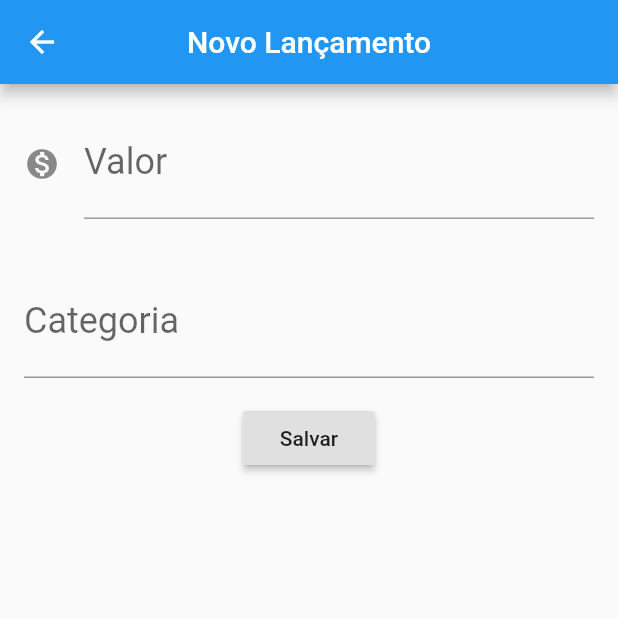
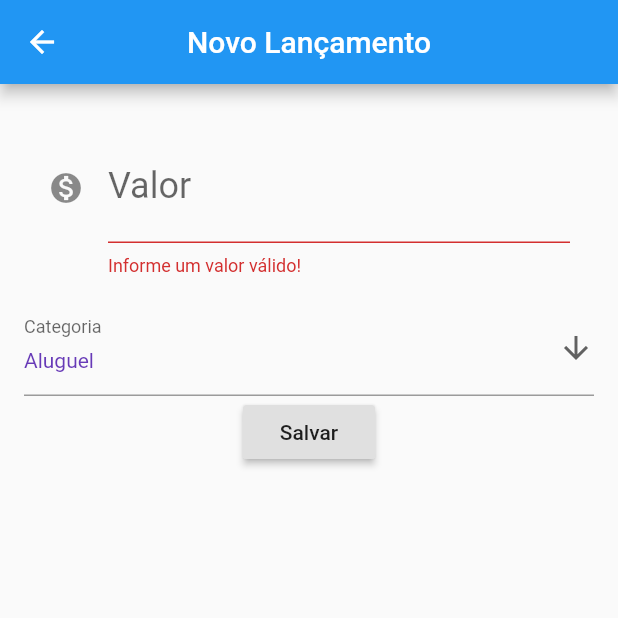
Before and after one commit to JamisonVeraCruz/toliso, a Flutter app: the FormularioLancamento screen opened directly, on a phone screen of 412 x 824 dp, the top half of it. Run offline on Flutter 3.47's test engine with Material 2 defaults, Android fonts, the phone set to English and light mode, and no system bars.

```diff
--- a/lib/componentes/editor.dart
+++ b/lib/componentes/editor.dart
@@ -1,4 +1,5 @@
 import 'package:flutter/material.dart';
+import 'package:toliso/models/lancamento.dart';
 
 class Editor extends StatelessWidget {
   final TextEditingController controlador;
@@ -6,15 +7,16 @@ class Editor extends StatelessWidget {
   final String dica;
   final IconData icone;
   final TextInputType tipoTeclado;
+  final Function validador;
 
   Editor(
-      {this.controlador, this.rotulo, this.dica, this.icone, this.tipoTeclado});
+      {this.controlador, this.rotulo, this.dica, this.icone, this.tipoTeclado, this.validador});
 
   @override
   Widget build(BuildContext context) {
     return Padding(
       padding: EdgeInsets.all(16.0),
-      child: TextField(
+      child: TextFormField(
         controller: controlador,
         style: TextStyle(fontSize: 24.0),
         decoration: InputDecoration(
@@ -22,6 +24,7 @@ class Editor extends StatelessWidget {
             labelText: rotulo,
             hintText: dica),
         keyboardType: tipoTeclado ?? TextInputType.text,
+        validator: validador,
       ),
     );
   }
--- /dev/null
+++ b/lib/componentes/seletor.dart
@@ -0,0 +1,41 @@
+import 'package:flutter/material.dart';
+
+class Seletor extends StatefulWidget{
+  String controlador;
+  final List<String> lista;
+  final String rotulo;
+  final String dica;
+  final Function validador;
+
+  Seletor({this.lista, this.rotulo, this.dica, this.validador, this.controlador});
+
+  @override
+  _SeletorState createState() => _SeletorState();
+}
+
+class _SeletorState extends State<Seletor> {
+  @override
+  Widget build(BuildContext context) {
+    return DropdownButtonFormField<String>(
+      value: widget.controlador,
+      icon: Icon(Icons.arrow_downward),
+      iconSize: 24,
+      elevation: 16,
+      style: TextStyle(color: Colors.deepPurple),
+      decoration:
+      InputDecoration(hintText: widget.dica, labelText: widget.rotulo),
+      validator: widget.validador,
+      onChanged: (String newValue) {
+        setState(() {
+          widget.controlador = newValue;
+        });
+      },
+      items: widget.lista.map<DropdownMenuItem<String>>((String value) {
+        return DropdownMenuItem<String>(
+          value: value,
+          child: Text(value),
+        );
+      }).toList(),
+    );
+  }
+}
--- a/lib/screens/lancamento/formulario.dart
+++ b/lib/screens/lancamento/formulario.dart
@@ -1,6 +1,8 @@
 import 'package:flutter/material.dart';
 import 'package:toliso/componentes/editor.dart';
+import 'package:toliso/componentes/seletor.dart';
 import 'package:toliso/models/lancamento.dart';
+import 'package:toliso/screens/lancamento/validacoes.dart';
 
 const _tituloAppBar = 'Novo Lançamento';
 
@@ -10,16 +12,22 @@ const _dicaCampoValor = '0.00';
 const _rotuloCampoCategoria = 'Categoria';
 const _dicaCampoCategoria = 'Exemplo: Transporte';
 
+const List<String> _listaCategorias = ['Aluguel', 'Alimentação', 'Transporte'];
+
 const _rotuloBotaoSalvar = 'Salvar';
 
 class FormularioLancamento extends StatefulWidget {
+
   @override
   _FormularioLancamentoState createState() => _FormularioLancamentoState();
 }
 
 class _FormularioLancamentoState extends State<FormularioLancamento> {
   final TextEditingController _controladorCampoValor = TextEditingController();
-  final TextEditingController _controladorCampoCategoria = TextEditingController();
+  //final TextEditingController _controladorCampoCategoria = TextEditingController();
+  String _controladorListaCategoria =  _listaCategorias[0];
+
+  final _formKey = GlobalKey<FormState>();
 
   @override
   Widget build(BuildContext context) {
@@ -29,7 +37,12 @@ class _FormularioLancamentoState extends State<FormularioLancamento> {
         title: Text(_tituloAppBar),
         centerTitle: true,
       ),
-      body: Column(
+      body: Form(
+        key: _formKey,
+        autovalidate: true,
+        child: SingleChildScrollView(
+          padding: EdgeInsets.all(16.00),
+          child: Column(
             children: <Widget>[
               Editor(
                 controlador: _controladorCampoValor,
@@ -37,26 +50,40 @@ class _FormularioLancamentoState extends State<FormularioLancamento> {
                 dica: _dicaCampoValor,
                 icone: Icons.monetization_on,
                 tipoTeclado: TextInputType.number,
+                validador: ValidaLancamento.valor,
               ),
-          Editor(
-            controlador: _controladorCampoCategoria,
+              //Editor(
+                //controlador: _controladorCampoCategoria,
+                //rotulo: _rotuloCampoCategoria,
+                //dica: _dicaCampoCategoria,
+                //validador: ValidaLancamento.categoria,
+              //),
+              Seletor(
+                controlador: _controladorListaCategoria,
+                lista: _listaCategorias,
+                dica: _dicaCampoCategoria,
                 rotulo: _rotuloCampoCategoria,
-            dica: _dicaCampoCategoria,
+                validador: ValidaLancamento.categoria,
               ),
               RaisedButton(
                 child: Text(_rotuloBotaoSalvar),
                 onPressed: () {
+                  if (_formKey.currentState.validate()){
                     _criarLancamento(context);
+                  }
                 },
               )
             ],
           ),
+        ),
+      )
     );
   }
 
   void _criarLancamento(BuildContext context) {
     final double valor = double.tryParse(_controladorCampoValor.text);
-    final String categoria = _controladorCampoCategoria.text;
+    //final String categoria = _controladorCampoCategoria.text;
+    final String categoria = _controladorListaCategoria;
     final Lancamento lancamento = new Lancamento(valor, categoria);
     if (valor != null && categoria.isNotEmpty) {
       Navigator.pop(context, lancamento);
--- /dev/null
+++ b/lib/screens/lancamento/validacoes.dart
@@ -0,0 +1,18 @@
+class ValidaLancamento{
+  static String categoria(String value){
+    if (value.length < 3) {
+      return 'A categoria deve ter mais de dois caracteres';
+    }
+    else{
+      return null;
+      }
+    }
+  static String valor(String value){
+    if (double.tryParse(value) == null || double.tryParse(value) == 0) {
+      return 'Informe um valor válido!';
+    }
+    else {
+      return null;
+    }
+  }
+}
--- a/pubspec.yaml
+++ b/pubspec.yaml
@@ -19,6 +19,7 @@ environment:
 dependencies:
   flutter:
     sdk: flutter
+  sqflite: ^1.3.0
 
   # The following adds the Cupertino Icons font to your application.
   # Use with the CupertinoIcons class for iOS style icons.
```
Also changed, not shown: lib/database/app_database.dart (added), lib/database/dao/lancamento.dart (added), pubspec.lock. Lines whose indentation alone changed are shown as unchanged.
